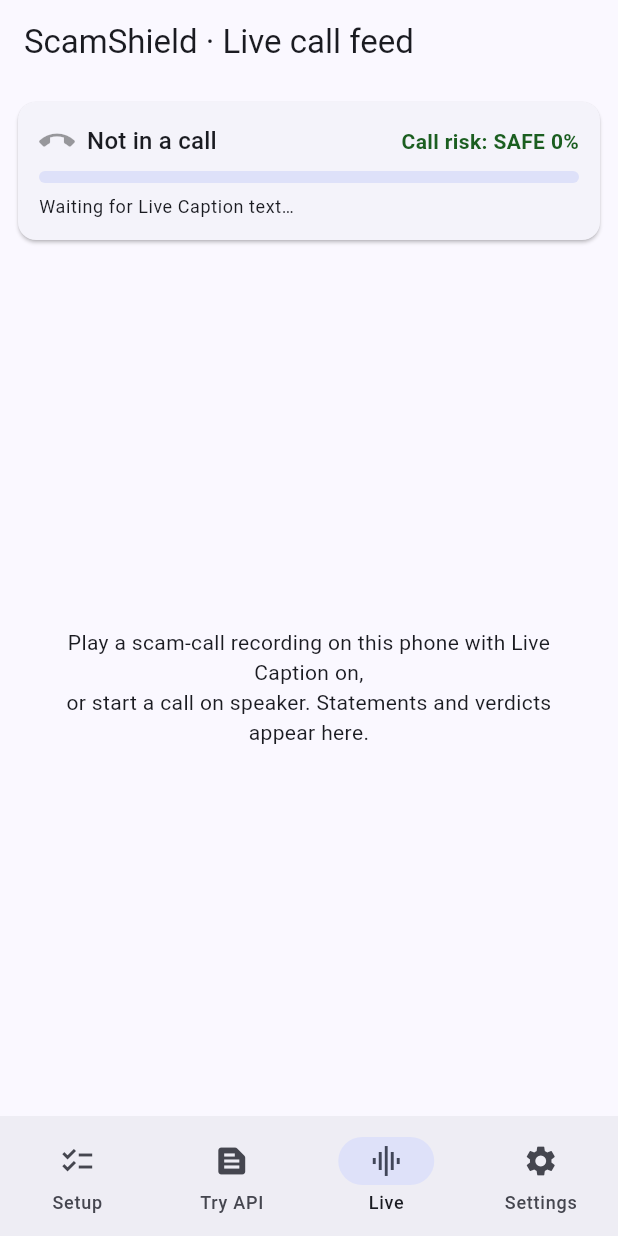
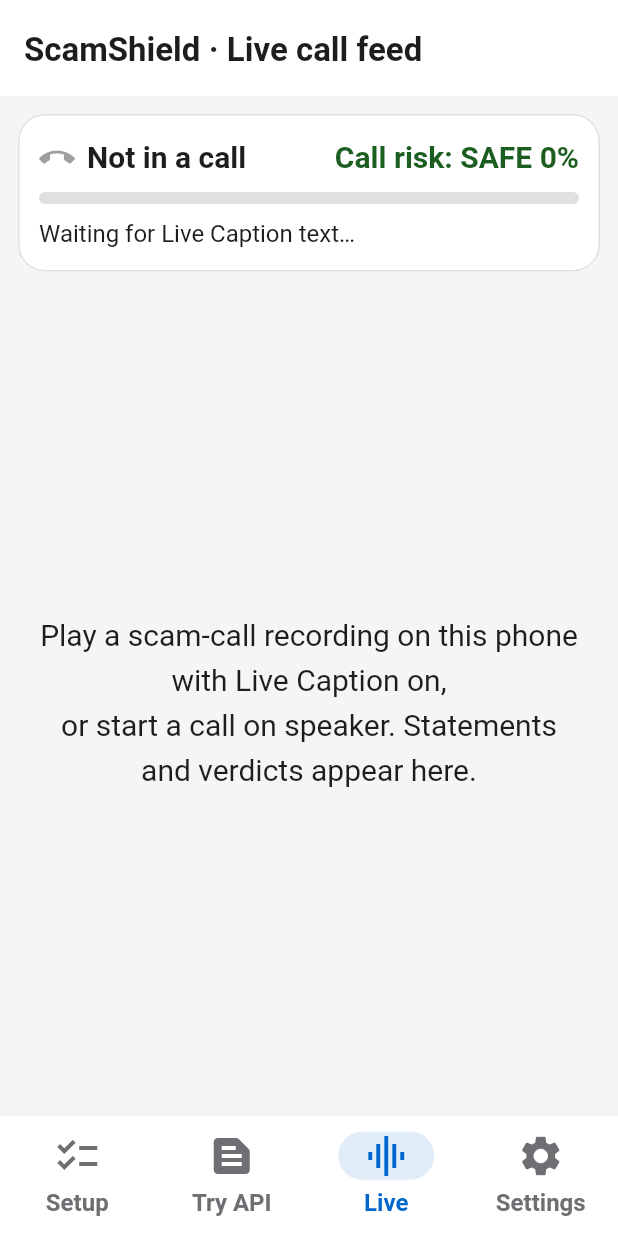
Before and after one commit to manaspros/scamshield-hackasol, a Flutter app: the screen it shows after launch, item 3 of the bottom bar chosen, on a phone screen of 412 x 824 dp. Run offline on Flutter 3.47's test engine with Material 3 defaults, Android fonts, the phone set to English and light mode, and no system bars.

Commit message:
feat(design): wire AppTheme light/dark into MaterialApp
Claude-Session: https://claude.ai/code/session_01Bj5MiNxntDEfMLMNnmoDz3

```diff
--- a/lib/main.dart
+++ b/lib/main.dart
@@ -4,6 +4,7 @@ import 'screens/live_feed_screen.dart';
 import 'screens/settings_screen.dart';
 import 'screens/setup_screen.dart';
 import 'screens/try_api_screen.dart';
+import 'theme/app_theme.dart';
 
 void main() => runApp(const ScamShieldApp());
 
@@ -15,8 +16,9 @@ class ScamShieldApp extends StatelessWidget {
     return MaterialApp(
       title: 'ScamShield',
       debugShowCheckedModeBanner: false,
-      theme: ThemeData(colorSchemeSeed: const Color(0xFF1E3A8A), useMaterial3: true),
-      darkTheme: ThemeData(colorSchemeSeed: const Color(0xFF1E3A8A), brightness: Brightness.dark, useMaterial3: true),
+      theme: AppTheme.light(),
+      darkTheme: AppTheme.dark(),
+      themeMode: ThemeMode.system,
       home: const HomeShell(),
     );
   }
```
